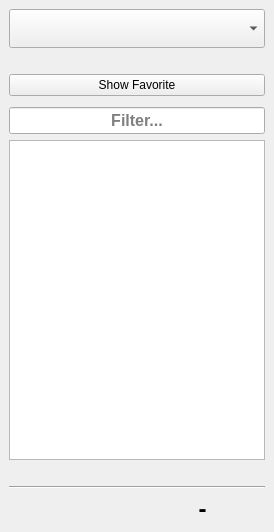
Above: ui/dock_markets.ui from katmai1/qtradingview before the change. Below: the same form after it.
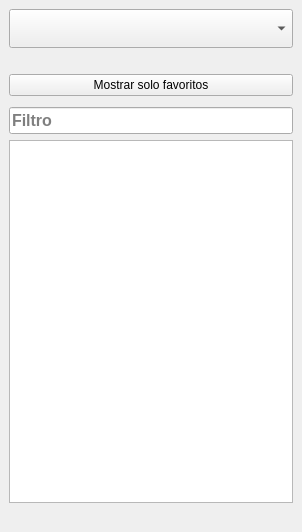
That is the form after the change. Icons and pictures are not drawn.

```diff
--- a/ui/dock_markets.ui
+++ b/ui/dock_markets.ui
@@ -6,7 +6,7 @@
    <rect>
     <x>0</x>
     <y>0</y>
-    <width>274</width>
+    <width>302</width>
     <height>532</height>
    </rect>
   </property>
@@ -17,7 +17,7 @@
    </sizepolicy>
   </property>
   <property name="features">
-   <set>QDockWidget::AllDockWidgetFeatures</set>
+   <set>QDockWidget::DockWidgetFloatable|QDockWidget::DockWidgetMovable</set>
   </property>
   <property name="allowedAreas">
    <set>Qt::AllDockWidgetAreas</set>
@@ -67,18 +67,30 @@
        <string>Show all markets or favorite only</string>
       </property>
       <property name="text">
-       <string>Show Favorite</string>
+       <string>Mostrar solo favoritos</string>
       </property>
       <property name="icon">
        <iconset resource="../icons/iconos.qrc">
         <normaloff>:/base/star.svg</normaloff>:/base/star.svg</iconset>
       </property>
+      <property name="iconSize">
+       <size>
+        <width>24</width>
+        <height>24</height>
+       </size>
+      </property>
       <property name="checkable">
        <bool>true</bool>
       </property>
       <property name="checked">
        <bool>false</bool>
       </property>
+      <property name="default">
+       <bool>false</bool>
+      </property>
+      <property name="flat">
+       <bool>false</bool>
+      </property>
      </widget>
     </item>
     <item>
@@ -118,11 +130,14 @@
       <property name="text">
        <string/>
       </property>
+      <property name="frame">
+       <bool>true</bool>
+      </property>
       <property name="alignment">
-       <set>Qt::AlignCenter</set>
+       <set>Qt::AlignLeading|Qt::AlignLeft|Qt::AlignVCenter</set>
       </property>
       <property name="placeholderText">
-       <string>Filter...</string>
+       <string>Filtro</string>
       </property>
       <property name="cursorMoveStyle">
        <enum>Qt::LogicalMoveStyle</enum>
@@ -193,53 +208,6 @@
       </property>
      </spacer>
     </item>
-    <item>
-     <widget class="Line" name="line">
-      <property name="orientation">
-       <enum>Qt::Horizontal</enum>
-      </property>
-     </widget>
-    </item>
-    <item>
-     <layout class="QHBoxLayout" name="horizontalLayout">
-      <item>
-       <widget class="QLabel" name="label_currentExchange">
-        <property name="text">
-         <string/>
-        </property>
-       </widget>
-      </item>
-      <item>
-       <widget class="QLabel" name="label_currentMarket">
-        <property name="font">
-         <font>
-          <pointsize>18</pointsize>
-          <weight>75</weight>
-          <bold>true</bold>
-         </font>
-        </property>
-        <property name="frameShadow">
-         <enum>QFrame::Plain</enum>
-        </property>
-        <property name="lineWidth">
-         <number>1</number>
-        </property>
-        <property name="text">
-         <string>-</string>
-        </property>
-        <property name="scaledContents">
-         <bool>true</bool>
-        </property>
-        <property name="alignment">
-         <set>Qt::AlignCenter</set>
-        </property>
-        <property name="textInteractionFlags">
-         <set>Qt::LinksAccessibleByMouse|Qt::TextSelectableByMouse</set>
-        </property>
-       </widget>
-      </item>
-     </layout>
-    </item>
    </layout>
   </widget>
  </widget>
```
Left out of the diff: 12 changed lines with no effect on the pictures.
